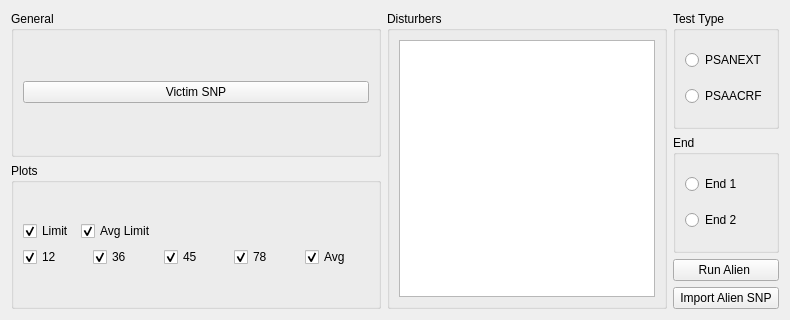
First picture: the form in UIs/alienWidget.ui, repository Belden-Montreal/SNP-Cable-Analyser, before the edit.
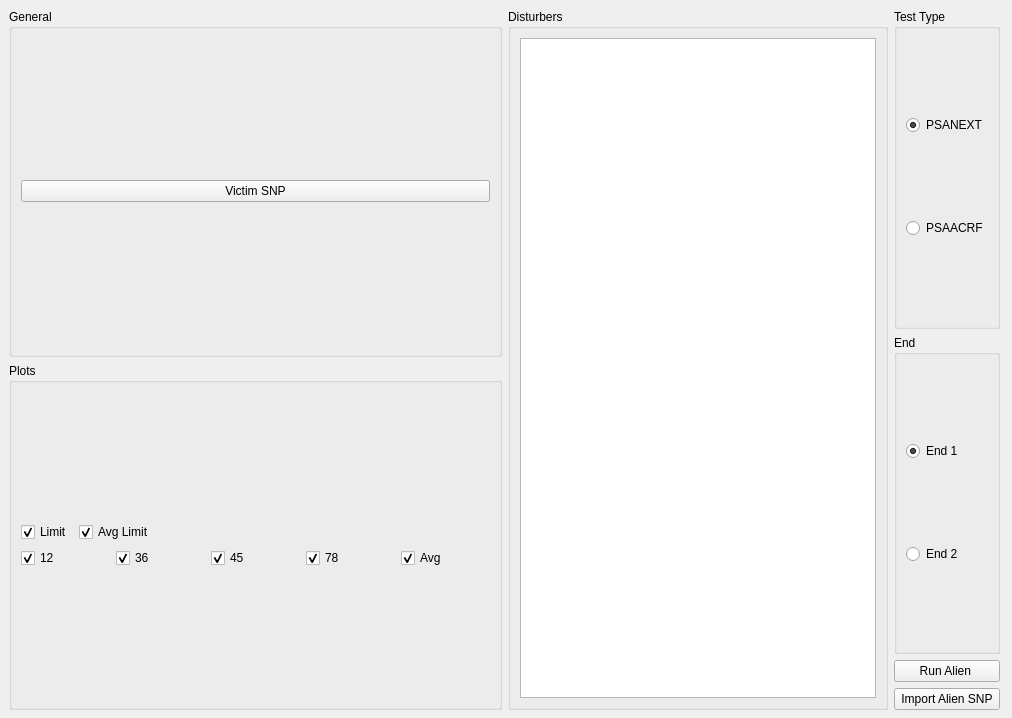
Second picture: the form after the edit.

Commit message: Update to tab widgets

Patch:
```diff
--- a/UIs/alienWidget.ui
+++ b/UIs/alienWidget.ui
@@ -6,14 +6,23 @@
    <rect>
     <x>0</x>
     <y>0</y>
-    <width>790</width>
-    <height>320</height>
+    <width>1012</width>
+    <height>718</height>
    </rect>
   </property>
   <property name="windowTitle">
    <string>Form</string>
   </property>
-  <layout class="QHBoxLayout" name="horizontalLayout_2">
+  <widget class="QWidget" name="">
+   <property name="geometry">
+    <rect>
+     <x>9</x>
+     <y>9</y>
+     <width>991</width>
+     <height>701</height>
+    </rect>
+   </property>
+   <layout class="QVBoxLayout" name="verticalLayout">
    <item>
     <layout class="QHBoxLayout" name="horizontalLayout">
      <item>
@@ -30,7 +39,7 @@
              <layout class="QHBoxLayout" name="horizontalLayout_3"/>
             </item>
             <item>
-             <layout class="QVBoxLayout" name="verticalLayout">
+              <layout class="QVBoxLayout" name="verticalLayout_2">
               <item>
                <widget class="QPushButton" name="alienVictimButton">
                 <property name="text">
@@ -188,6 +197,9 @@
                 <property name="text">
                  <string>PSANEXT</string>
                 </property>
+                 <property name="checked">
+                  <bool>true</bool>
+                 </property>
                </widget>
               </item>
               <item>
@@ -213,6 +225,9 @@
               <property name="text">
                <string>End 1</string>
               </property>
+               <property name="checked">
+                <bool>true</bool>
+               </property>
              </widget>
             </item>
             <item>
@@ -250,6 +265,7 @@
     </layout>
    </item>
   </layout>
+  </widget>
  </widget>
  <resources/>
  <connections/>
```
Lines whose indentation alone changed are shown as unchanged. The commit also changes 4 other files.
